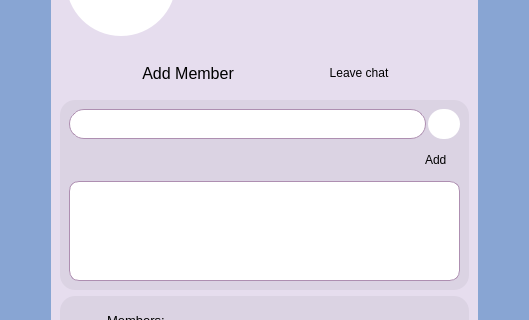
This is messenger/chatinfo.ui in ita-social-projects/HTTP_Messenger_Client as Qt 5 draws it before an edit; both pictures show x 0 to 529 and y 94 to 414 of the 529 by 660 pixel window. The edited form follows.
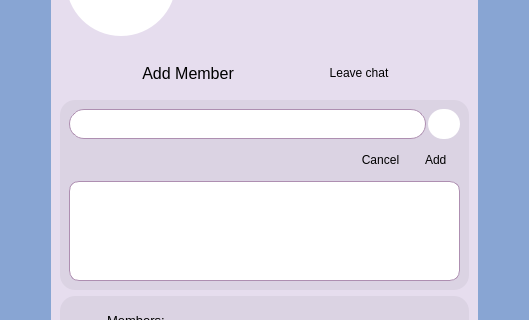
This is the edited form. Icons and pictures are not drawn.

Commit message: NO JIRA. Added validation and logic to ChatInfo Window

```diff
--- a/messenger/chatinfo.ui
+++ b/messenger/chatinfo.ui
@@ -390,6 +390,35 @@
                </property>
               </widget>
              </item>
+             <item>
+              <widget class="QPushButton" name="pushButton_Cancel">
+               <property name="sizePolicy">
+                <sizepolicy hsizetype="Fixed" vsizetype="Fixed">
+                 <horstretch>0</horstretch>
+                 <verstretch>0</verstretch>
+                </sizepolicy>
+               </property>
+               <property name="minimumSize">
+                <size>
+                 <width>0</width>
+                 <height>30</height>
+                </size>
+               </property>
+               <property name="styleSheet">
+                <string notr="true">QPushButton {
+font: 75 12pt &quot;MS Shell Dlg 2&quot;;
+color: black;
+border-radius: 10px;
+}
+QPushButton:hover { 
+background-color:rgb(200, 192, 207);
+ }</string>
+               </property>
+               <property name="text">
+                <string>  Cancel  </string>
+               </property>
+              </widget>
+             </item>
              <item>
               <widget class="QPushButton" name="pushButton_Add">
                <property name="sizePolicy">
```
The commit also changes 2 other files.
